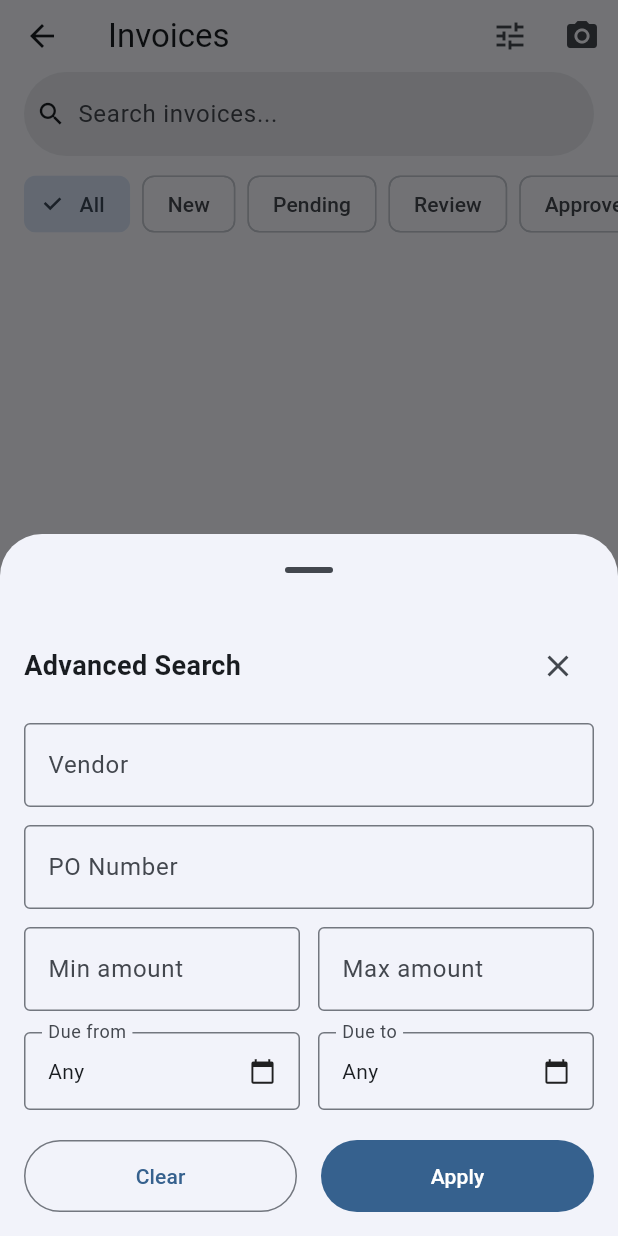
After one commit to Absence0760/project-account-payables, a Flutter app: the InvoicesScreen screen opened directly, after a tap on the "tune" icon, on a phone screen of 412 x 824 dp. The commit adds this screen. Run offline on Flutter 3.47's test engine with Material 3 defaults, Android fonts, the phone set to English and light mode, and no system bars; our stand-ins replace file_picker, firebase_messaging, flutter_local_notifications, flutter_secure_storage, image_picker, local_auth and 1 more; missing offline and left inert: pdfx; accounts and stored records are empty; network calls fail.

Commit message:
feat(mobile): advanced search modal on the invoice list
Add an AdvancedSearchSheet (vendor, PO number, amount range, due-date
range) opened from a tune app-bar action with an active-filter badge.
InvoiceStore gains an InvoiceSearchFilters bundle + setFilters; the
filters flow into GET /api/invoices (vendor / po_number / amount_min /
amount_max / due_date_from / due_date_to) and the offline cache key,
composing with the quick status chips + search box. Sheet + store +
screen tests.

```diff
--- a/mobile/lib/api/endpoints.dart
+++ b/mobile/lib/api/endpoints.dart
@@ -40,6 +40,12 @@ class InvoiceApi {
   static Future<List<Invoice>> list({
     String? status,
     String? search,
+    String? vendor,
+    String? poNumber,
+    double? amountMin,
+    double? amountMax,
+    DateTime? dueDateFrom,
+    DateTime? dueDateTo,
     int page = 1,
     int perPage = 20,
   }) async {
@@ -49,12 +55,31 @@ class InvoiceApi {
     };
     if (status != null) params['status'] = status;
     if (search != null) params['search'] = search;
+    // Advanced-search filters — backend query-param names in
+    // `backend/app/api/invoices.py::list_invoices`.
+    if (vendor != null && vendor.isNotEmpty) params['vendor'] = vendor;
+    if (poNumber != null && poNumber.isNotEmpty) {
+      params['po_number'] = poNumber;
+    }
+    if (amountMin != null) params['amount_min'] = amountMin.toString();
+    if (amountMax != null) params['amount_max'] = amountMax.toString();
+    if (dueDateFrom != null) {
+      params['due_date_from'] = _isoDate(dueDateFrom);
+    }
+    if (dueDateTo != null) params['due_date_to'] = _isoDate(dueDateTo);
 
     final items = await _api.getList('/invoices', params);
     return items
         .map((e) => Invoice.fromJson(e as Map<String, dynamic>))
         .toList();
   }
+
+  /// `YYYY-MM-DD` — the backend parses these into `date` (FastAPI `date`
+  /// query params).
+  static String _isoDate(DateTime d) =>
+      '${d.year.toString().padLeft(4, '0')}-'
+      '${d.month.toString().padLeft(2, '0')}-'
+      '${d.day.toString().padLeft(2, '0')}';
 
   static Future<Invoice> getById(String id) async {
     final data = await _api.get('/invoices/$id');
--- a/mobile/lib/screens/invoices_screen.dart
+++ b/mobile/lib/screens/invoices_screen.dart
@@ -5,6 +5,7 @@ import 'package:ap_mobile/models/invoice.dart';
 import 'package:ap_mobile/screens/capture_screen.dart';
 import 'package:ap_mobile/screens/invoice_detail_screen.dart';
 import 'package:ap_mobile/stores/invoice_store.dart';
+import 'package:ap_mobile/widgets/advanced_search_sheet.dart';
 import 'package:ap_mobile/widgets/invoice_list_tile.dart';
 
 class InvoicesScreen extends StatefulWidget {
@@ -37,6 +38,28 @@ class _InvoicesScreenState extends State<InvoicesScreen> {
       appBar: AppBar(
         title: const Text('Invoices'),
         actions: [
+          // Advanced search (vendor / PO / amount range / due-date range).
+          // A dot badge marks an active advanced filter so it's never invisible.
+          ListenableBuilder(
+            listenable: InvoiceStore.instance,
+            builder: (context, _) {
+              final active = !InvoiceStore.instance.filters.isEmpty;
+              return Semantics(
+                label: active
+                    ? 'Advanced search, filters active'
+                    : 'Advanced search',
+                button: true,
+                child: IconButton(
+                  tooltip: 'Advanced Search',
+                  icon: Badge(
+                    isLabelVisible: active,
+                    child: const Icon(Icons.tune),
+                  ),
+                  onPressed: _openAdvancedSearch,
+                ),
+              );
+            },
+          ),
           // Explicit label is the screen-reader name (tooltip alone isn't
           // exposed as a semantics label on all platforms — WCAG 4.1.2).
           Semantics(
@@ -142,6 +165,17 @@ class _InvoicesScreenState extends State<InvoicesScreen> {
     );
   }
 
+  Future<void> _openAdvancedSearch() async {
+    final result = await showAdvancedSearchSheet(
+      context,
+      InvoiceStore.instance.filters,
+    );
+    // null = dismissed (no change); empty = Clear; otherwise Apply.
+    if (result != null) {
+      InvoiceStore.instance.setFilters(result);
+    }
+  }
+
   void _openDetail(Invoice invoice) {
     Navigator.of(context).push(
       MaterialPageRoute(
--- a/mobile/lib/stores/invoice_store.dart
+++ b/mobile/lib/stores/invoice_store.dart
@@ -4,6 +4,46 @@ import 'package:ap_mobile/api/endpoints.dart';
 import 'package:ap_mobile/models/audit_entry.dart';
 import 'package:ap_mobile/models/invoice.dart';
 import 'package:ap_mobile/services/offline_store.dart';
+
+/// Immutable bundle of the advanced-search filters (vendor, PO, amount range,
+/// due-date range). Held alongside the quick status-chip filter + search box.
+/// `isEmpty` lets the UI show an "advanced filters active" indicator.
+class InvoiceSearchFilters {
+  final String? vendor;
+  final String? poNumber;
+  final double? amountMin;
+  final double? amountMax;
+  final DateTime? dueDateFrom;
+  final DateTime? dueDateTo;
+
+  const InvoiceSearchFilters({
+    this.vendor,
+    this.poNumber,
+    this.amountMin,
+    this.amountMax,
+    this.dueDateFrom,
+    this.dueDateTo,
+  });
+
+  static const empty = InvoiceSearchFilters();
+
+  bool get isEmpty =>
+      (vendor == null || vendor!.isEmpty) &&
+      (poNumber == null || poNumber!.isEmpty) &&
+      amountMin == null &&
+      amountMax == null &&
+      dueDateFrom == null &&
+      dueDateTo == null;
+
+  int get activeCount => [
+        vendor != null && vendor!.isNotEmpty,
+        poNumber != null && poNumber!.isNotEmpty,
+        amountMin != null,
+        amountMax != null,
+        dueDateFrom != null,
+        dueDateTo != null,
+      ].where((e) => e).length;
+}
 
 class InvoiceStore extends ChangeNotifier {
   static final InvoiceStore instance = InvoiceStore._();
@@ -14,12 +54,14 @@ class InvoiceStore extends ChangeNotifier {
   String? _error;
   String? _statusFilter;
   String? _searchQuery;
+  InvoiceSearchFilters _filters = InvoiceSearchFilters.empty;
   bool _fromCache = false;
 
   List<Invoice> get invoices => _invoices;
   bool get loading => _loading;
   String? get error => _error;
   String? get statusFilter => _statusFilter;
+  InvoiceSearchFilters get filters => _filters;
   bool get fromCache => _fromCache;
 
   List<Invoice> get pendingApproval =>
@@ -34,6 +76,7 @@ class InvoiceStore extends ChangeNotifier {
     _error = null;
     _statusFilter = null;
     _searchQuery = null;
+    _filters = InvoiceSearchFilters.empty;
     _fromCache = false;
   }
 
@@ -47,17 +90,34 @@ class InvoiceStore extends ChangeNotifier {
     fetch();
   }
 
+  /// Apply the advanced-search filters (vendor / PO / amount range / due-date
+  /// range) and refetch. Pass [InvoiceSearchFilters.empty] to clear them.
+  void setFilters(InvoiceSearchFilters filters) {
+    _filters = filters;
+    fetch();
+  }
+
   Future<void> fetch() async {
     _loading = true;
     _error = null;
     notifyListeners();
 
-    final cacheKey = 'invoices_${_statusFilter ?? 'all'}_${_searchQuery ?? ''}';
+    final f = _filters;
+    final cacheKey = 'invoices_${_statusFilter ?? 'all'}_${_searchQuery ?? ''}'
+        '_${f.vendor ?? ''}_${f.poNumber ?? ''}_${f.amountMin ?? ''}'
+        '_${f.amountMax ?? ''}_${f.dueDateFrom?.toIso8601String() ?? ''}'
+        '_${f.dueDateTo?.toIso8601String() ?? ''}';
 
     try {
       _invoices = await InvoiceApi.list(
         status: _statusFilter,
         search: _searchQuery,
+        vendor: f.vendor,
+        poNumber: f.poNumber,
+        amountMin: f.amountMin,
+        amountMax: f.amountMax,
+        dueDateFrom: f.dueDateFrom,
+        dueDateTo: f.dueDateTo,
       );
       _fromCache = false;
       _loading = false;
--- /dev/null
+++ b/mobile/lib/widgets/advanced_search_sheet.dart
@@ -0,0 +1,323 @@
+import 'package:flutter/material.dart';
+import 'package:flutter/services.dart';
+import 'package:intl/intl.dart';
+
+import 'package:ap_mobile/stores/invoice_store.dart';
+
+final _searchDateFormat = DateFormat('MMM d, yyyy');
+
+/// Modal bottom-sheet form for the invoice advanced search — vendor, PO number,
+/// amount range and due-date range (parity with the web `AdvancedSearchModal`).
+/// Pure UI: it returns an [InvoiceSearchFilters] on Apply (or
+/// [InvoiceSearchFilters.empty] on Clear), and null on dismiss; the caller
+/// applies it to the [InvoiceStore]. Seeded with the currently-active filters
+/// so re-opening shows what's in effect.
+class AdvancedSearchSheet extends StatefulWidget {
+  final InvoiceSearchFilters initial;
+
+  const AdvancedSearchSheet({super.key, required this.initial});
+
+  @override
+  State<AdvancedSearchSheet> createState() => _AdvancedSearchSheetState();
+}
+
+class _AdvancedSearchSheetState extends State<AdvancedSearchSheet> {
+  final _formKey = GlobalKey<FormState>();
+  late final TextEditingController _vendor;
+  late final TextEditingController _poNumber;
+  late final TextEditingController _amountMin;
+  late final TextEditingController _amountMax;
+  DateTime? _dueDateFrom;
+  DateTime? _dueDateTo;
+
+  @override
+  void initState() {
+    super.initState();
+    final f = widget.initial;
+    _vendor = TextEditingController(text: f.vendor ?? '');
+    _poNumber = TextEditingController(text: f.poNumber ?? '');
+    _amountMin =
+        TextEditingController(text: f.amountMin != null ? _num(f.amountMin!) : '');
+    _amountMax =
+        TextEditingController(text: f.amountMax != null ? _num(f.amountMax!) : '');
+    _dueDateFrom = f.dueDateFrom;
+    _dueDateTo = f.dueDateTo;
+  }
+
+  @override
+  void dispose() {
+    _vendor.dispose();
+    _poNumber.dispose();
+    _amountMin.dispose();
+    _amountMax.dispose();
+    super.dispose();
+  }
+
+  static String _num(double v) {
+    final s = v.toString();
+    return s.endsWith('.0') ? s.substring(0, s.length - 2) : s;
+  }
+
+  String? _validateAmount(String? raw) {
+    final v = (raw ?? '').trim();
+    if (v.isEmpty) return null;
+    if (!RegExp(r'^\d+(\.\d+)?$').hasMatch(v)) {
+      return 'Enter a valid amount (e.g. 1000)';
+    }
+    return null;
+  }
+
+  String? _validateRange(String? _) {
+    final min = double.tryParse(_amountMin.text.trim());
+    final max = double.tryParse(_amountMax.text.trim());
+    if (min != null && max != null && min > max) {
+      return 'Min must not exceed max';
+    }
+    return null;
+  }
+
+  InvoiceSearchFilters _build() {
+    final vendor = _vendor.text.trim();
+    final po = _poNumber.text.trim();
+    return InvoiceSearchFilters(
+      vendor: vendor.isEmpty ? null : vendor,
+      poNumber: po.isEmpty ? null : po,
+      amountMin: double.tryParse(_amountMin.text.trim()),
+      amountMax: double.tryParse(_amountMax.text.trim()),
+      dueDateFrom: _dueDateFrom,
+      dueDateTo: _dueDateTo,
+    );
+  }
+
+  void _apply() {
+    if (!(_formKey.currentState?.validate() ?? false)) return;
+    Navigator.of(context).pop(_build());
+  }
+
+  void _clear() => Navigator.of(context).pop(InvoiceSearchFilters.empty);
+
+  Future<void> _pickDate({required bool from}) async {
+    final current = from ? _dueDateFrom : _dueDateTo;
+    final picked = await showDatePicker(
+      context: context,
+      initialDate: current ?? DateTime.now(),
+      firstDate: DateTime(2000),
+      lastDate: DateTime(2100),
+    );
+    if (picked == null) return;
+    setState(() {
+      if (from) {
+        _dueDateFrom = picked;
+      } else {
+        _dueDateTo = picked;
+      }
+    });
+  }
+
+  @override
+  Widget build(BuildContext context) {
+    final bottomInset = MediaQuery.of(context).viewInsets.bottom;
+    return Padding(
+      padding: EdgeInsets.only(bottom: bottomInset),
+      child: SafeArea(
+        child: SingleChildScrollView(
+          padding: const EdgeInsets.fromLTRB(16, 16, 16, 16),
+          child: Form(
+            key: _formKey,
+            child: Column(
+              mainAxisSize: MainAxisSize.min,
+              crossAxisAlignment: CrossAxisAlignment.stretch,
+              children: [
+                Row(
+                  children: [
+                    const Expanded(
+                      child: Text(
+                        'Advanced Search',
+                        style: TextStyle(
+                          fontSize: 18,
+                          fontWeight: FontWeight.bold,
+                        ),
+                      ),
+                    ),
+                    Semantics(
+                      label: 'Close advanced search',
+                      button: true,
+                      child: IconButton(
+                        tooltip: 'Close',
+                        icon: const Icon(Icons.close),
+                        onPressed: () => Navigator.of(context).pop(),
+                      ),
+                    ),
+                  ],
+                ),
+                const SizedBox(height: 8),
+                _field(_vendor, 'Vendor',
+                    textInputAction: TextInputAction.next),
+                _field(_poNumber, 'PO Number'),
+                Row(
+                  crossAxisAlignment: CrossAxisAlignment.start,
+                  children: [
+                    Expanded(
+                      child: _field(
+                        _amountMin,
+                        'Min amount',
+                        keyboardType: const TextInputType.numberWithOptions(
+                          decimal: true,
+                        ),
+                        inputFormatters: [
+                          FilteringTextInputFormatter.allow(RegExp(r'[\d.]')),
+                        ],
+                        validator: (v) =>
+                            _validateAmount(v) ?? _validateRange(v),
+                      ),
+                    ),
+                    const SizedBox(width: 12),
+                    Expanded(
+                      child: _field(
+                        _amountMax,
+                        'Max amount',
+                        keyboardType: const TextInputType.numberWithOptions(
+                          decimal: true,
+                        ),
+                        inputFormatters: [
+                          FilteringTextInputFormatter.allow(RegExp(r'[\d.]')),
+                        ],
+                        validator: _validateAmount,
+                      ),
+                    ),
+                  ],
+                ),
+                const SizedBox(height: 8),
+                Row(
+                  children: [
+                    Expanded(
+                      child: _dateField(
+                        label: 'Due from',
+                        value: _dueDateFrom,
+                        onTap: () => _pickDate(from: true),
+                        onClear: () => setState(() => _dueDateFrom = null),
+                      ),
+                    ),
+                    const SizedBox(width: 12),
+                    Expanded(
+                      child: _dateField(
+                        label: 'Due to',
+                        value: _dueDateTo,
+                        onTap: () => _pickDate(from: false),
+                        onClear: () => setState(() => _dueDateTo = null),
+                      ),
+                    ),
+                  ],
+                ),
+                const SizedBox(height: 20),
+                Row(
+                  children: [
+                    Expanded(
+                      child: OutlinedButton(
+                        onPressed: _clear,
+                        style: OutlinedButton.styleFrom(
+                          padding: const EdgeInsets.symmetric(vertical: 14),
+                        ),
+                        child: const Text('Clear'),
+                      ),
+                    ),
+                    const SizedBox(width: 16),
+                    Expanded(
+                      child: FilledButton(
+                        onPressed: _apply,
+                        style: FilledButton.styleFrom(
+                          padding: const EdgeInsets.symmetric(vertical: 14),
+                        ),
+                        child: const Text('Apply'),
+                      ),
+                    ),
+                  ],
+                ),
+              ],
+            ),
+          ),
+        ),
+      ),
+    );
+  }
+
+  Widget _field(
+    TextEditingController controller,
+    String label, {
+    TextInputType? keyboardType,
+    List<TextInputFormatter>? inputFormatters,
+    String? Function(String?)? validator,
+    TextInputAction? textInputAction,
+  }) {
+    return Padding(
+      padding: const EdgeInsets.symmetric(vertical: 6),
+      child: TextFormField(
+        controller: controller,
+        keyboardType: keyboardType,
+        inputFormatters: inputFormatters,
+        validator: validator,
+        textInputAction: textInputAction,
+        decoration: InputDecoration(
+          labelText: label,
+          border: const OutlineInputBorder(),
+        ),
+      ),
+    );
+  }
+
+  Widget _dateField({
+    required String label,
+    required DateTime? value,
+    required VoidCallback onTap,
+    required VoidCallback onClear,
+  }) {
+    final text = value != null ? _searchDateFormat.format(value) : 'Any';
+    return Semantics(
+      label: '$label, currently $text. Double tap to change.',
+      button: true,
+      child: InkWell(
+        onTap: onTap,
+        child: InputDecorator(
+          decoration: InputDecoration(
+            labelText: label,
+            border: const OutlineInputBorder(),
+          ),
+          child: Row(
+            children: [
+              Expanded(
+                child: Text(text, overflow: TextOverflow.ellipsis),
+              ),
+              if (value != null)
+                Semantics(
+                  label: 'Clear $label',
+                  button: true,
+                  child: IconButton(
+                    tooltip: 'Clear',
+                    icon: const Icon(Icons.clear, size: 18),
+                    onPressed: onClear,
+                  ),
+                )
+              else
+                const Icon(Icons.calendar_today, size: 18),
+            ],
+          ),
+        ),
+      ),
+    );
+  }
+}
+
+/// Open the advanced-search sheet seeded with [initial]; resolves to the chosen
+/// [InvoiceSearchFilters] on Apply, [InvoiceSearchFilters.empty] on Clear, or
+/// null if dismissed.
+Future<InvoiceSearchFilters?> showAdvancedSearchSheet(
+  BuildContext context,
+  InvoiceSearchFilters initial,
+) {
+  return showModalBottomSheet<InvoiceSearchFilters>(
+    context: context,
+    isScrollControlled: true,
+    showDragHandle: true,
+    builder: (_) => AdvancedSearchSheet(initial: initial),
+  );
+}
```
Also changed, not shown: 3 other files.
